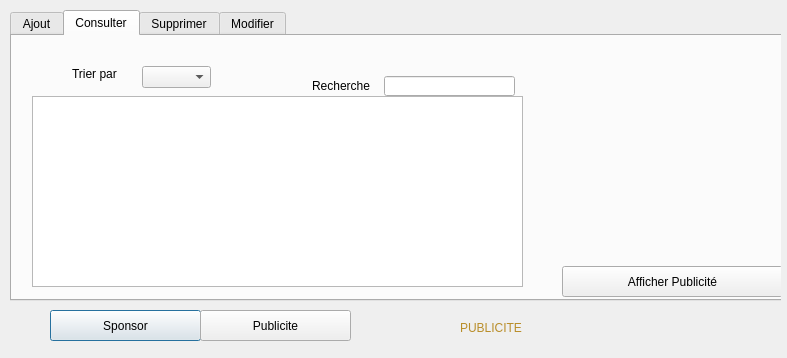
First picture: the form in marketing.ui, repository hanenjabnoun-Esprit-2019/Smart_News_Agency_2A25, before the edit.
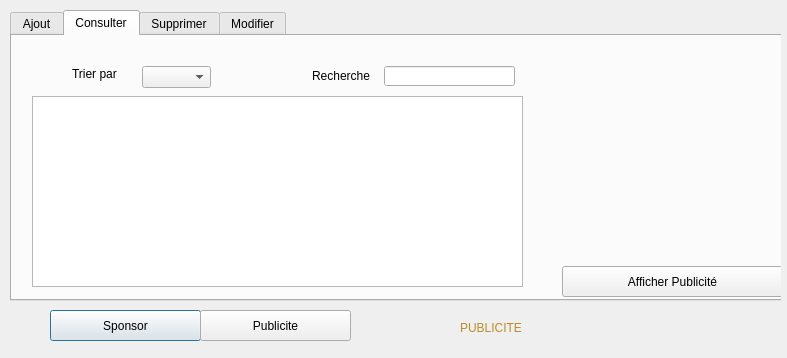
Second picture: the form after the edit. The open tabs and pages were chosen to show the change. Icons and pictures are not drawn.

Commit message: Métiers

Patch:
```diff
--- a/marketing.ui
+++ b/marketing.ui
@@ -347,8 +347,8 @@
       <widget class="QLabel" name="label_29">
        <property name="geometry">
         <rect>
-         <x>640</x>
-         <y>60</y>
+         <x>610</x>
+         <y>100</y>
          <width>71</width>
          <height>81</height>
         </rect>
@@ -364,7 +364,7 @@
        <property name="geometry">
         <rect>
          <x>372</x>
-         <y>40</y>
+         <y>30</y>
          <width>131</width>
          <height>20</height>
         </rect>
@@ -397,7 +397,7 @@
        <property name="geometry">
         <rect>
          <x>300</x>
-         <y>40</y>
+         <y>30</y>
          <width>71</width>
          <height>20</height>
         </rect>
```
Left out of the diff: 6 changed lines with no effect on the pictures. The commit also changes 1 other file.
